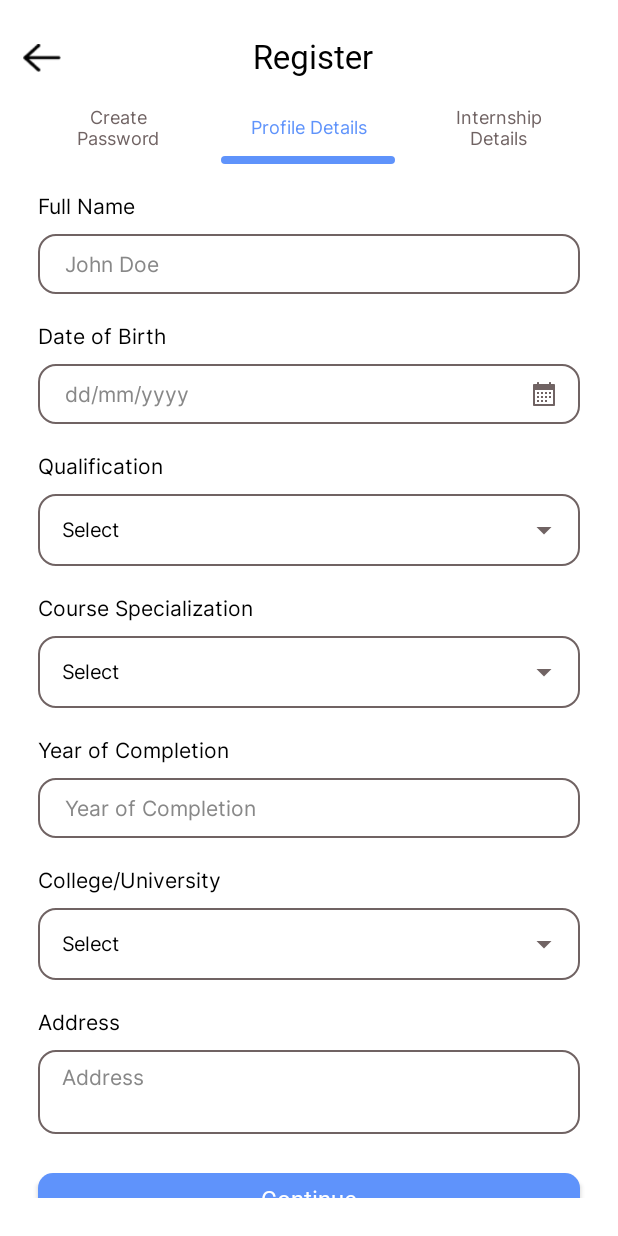
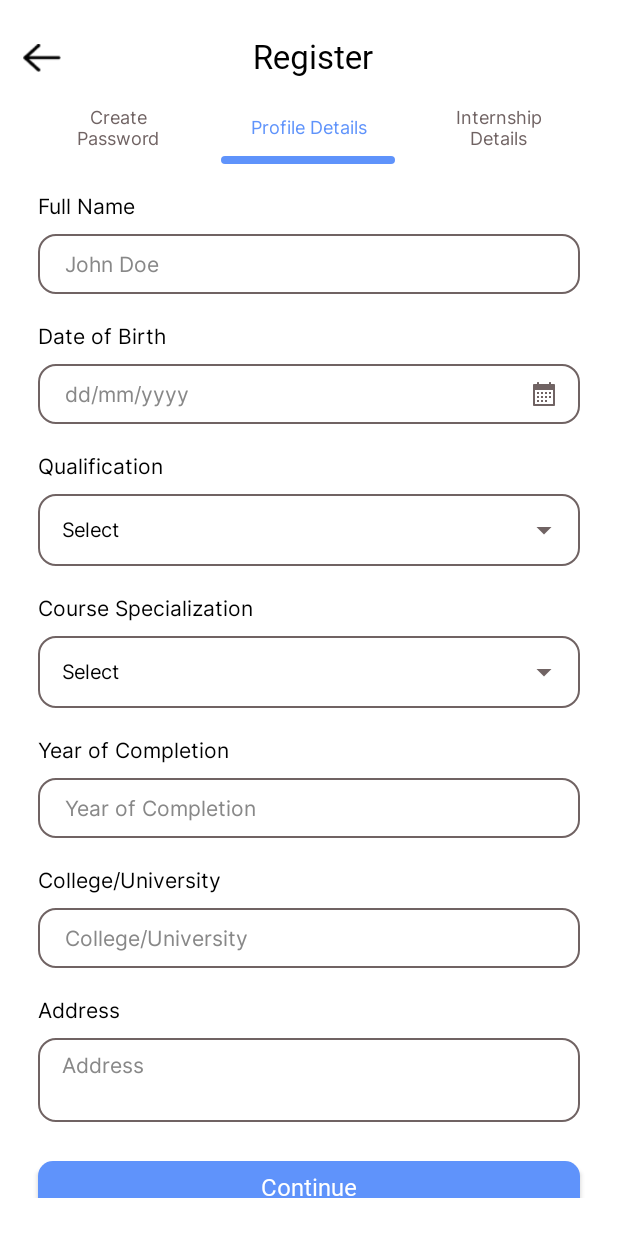
Before and after one commit to andraman07/Renu-Sharma-App-Project, an Android app built with Jetpack Compose: the RegisterScreen screen opened through its navigation route, tab 2 chosen, on a phone screen of 412 x 824 dp. Run offline under Robolectric (Android 15) with nearby library versions, the phone set to English and light mode, and no system bars; Roboto replaces fonts that are not available here.

Commit message:
minor_up_auth

```diff
--- a/auth/src/main/java/com/renush/auth/presentation/elements/InputFields.kt
+++ b/auth/src/main/java/com/renush/auth/presentation/elements/InputFields.kt
@@ -187,8 +187,8 @@ fun ToggleBlackTextInputField(
 //                    Log.d("CHECK", isPasswordToggle.toString())
                 }) {
                     Icon(
-                        painter = if (isPasswordToggle) painterResource(R.drawable.pass_toggle_on) else painterResource(
-                            R.drawable.pass_toggle_off
+                        painter = if (isPasswordToggle) painterResource(R.drawable.pass_toggle_off) else painterResource(
+                            R.drawable.pass_toggle_on
                         ),
                         contentDescription = if (isPasswordToggle) "Hide Password" else "Show Password",
                         tint = Color.Gray
--- a/auth/src/main/java/com/renush/auth/presentation/screens/tab_screens/ProfileDetailsScreen.kt
+++ b/auth/src/main/java/com/renush/auth/presentation/screens/tab_screens/ProfileDetailsScreen.kt
@@ -96,10 +96,10 @@ fun ProfileDetailsScreen(tabState: PagerState) {
                 completionYear = it
             }
             Spacer(Modifier.height(20.dp))
-            AppDropDownMenu(
+            BlackTextInputField(
+                modifier = Modifier,
                 "College/University",
-                listOf("DELHI", "MUMBAI", "CHENNAI"),
-                clgUniversity
+                "College/University"
             ) {
                 clgUniversity = it
             }
```
